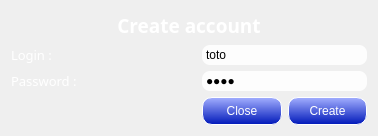
Qt form Client/ClientV2/NewBabelClient/CreateAccountWindow.ui (AGuismo/V-and-Co-Babel) before a commit.
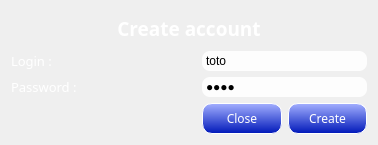
The same form after that commit. Icons and pictures are not drawn.

```diff
--- a/Client/ClientV2/NewBabelClient/CreateAccountWindow.ui
+++ b/Client/ClientV2/NewBabelClient/CreateAccountWindow.ui
@@ -7,7 +7,7 @@
     <x>0</x>
     <y>0</y>
     <width>378</width>
-    <height>136</height>
+    <height>145</height>
    </rect>
   </property>
   <property name="windowTitle">
@@ -120,6 +120,11 @@
    </item>
    <item row="3" column="1">
     <widget class="QPushButton" name="closePushButton">
+     <property name="font">
+      <font>
+       <family>MS Reference Sans Serif</family>
+      </font>
+     </property>
      <property name="styleSheet">
       <string notr="true">QPushButton#closePushButton
 {
@@ -154,6 +159,11 @@
    </item>
    <item row="3" column="2">
     <widget class="QPushButton" name="createPushButton">
+     <property name="font">
+      <font>
+       <family>MS Reference Sans Serif</family>
+      </font>
+     </property>
      <property name="styleSheet">
       <string notr="true">QPushButton#createPushButton
 {
```
Left out of the diff: 4 changed lines with no effect on the pictures.
